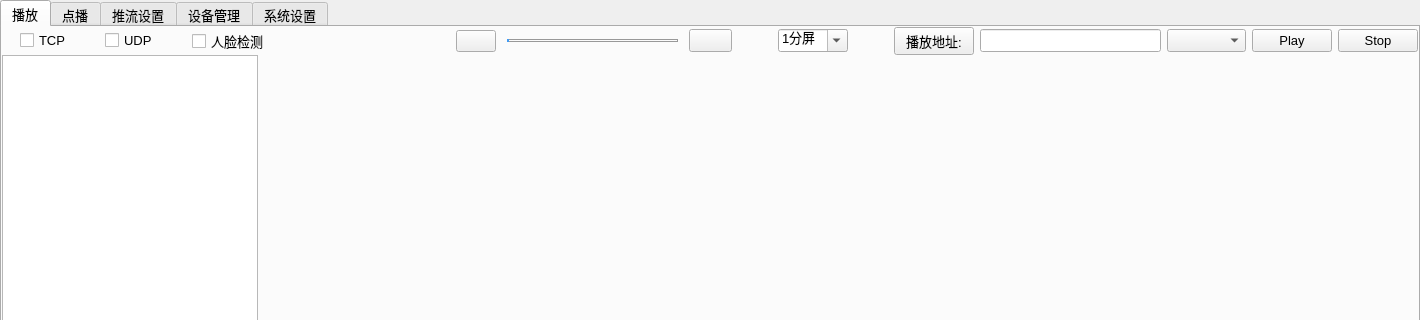
Before: the Qt Designer form mediaoption/mediaoption.ui in h1846458/mediaoption, drawn with Qt 5; both pictures show x 0 to 1420 and y 0 to 320 of the 1420 by 737 pixel window.
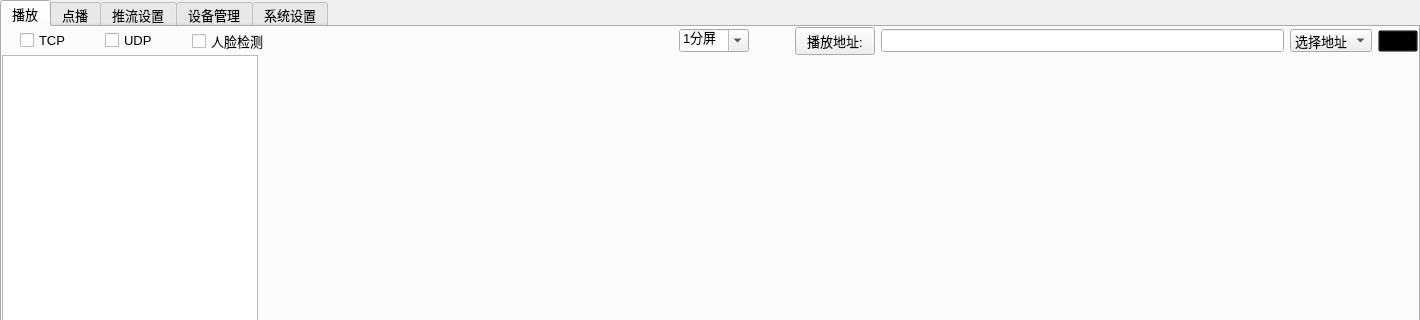
After: the same form once the commit is applied. Icons and pictures are not drawn.

Diff of the .ui file:
```diff
--- a/mediaoption/mediaoption.ui
+++ b/mediaoption/mediaoption.ui
@@ -79,7 +79,7 @@
          <number>0</number>
         </property>
         <item row="0" column="0">
-         <layout class="QHBoxLayout" name="horizontalLayout_2" stretch="0,0,0,0,0,0,1,0,1,0,0,0,0,0,1,0,0,0">
+         <layout class="QHBoxLayout" name="horizontalLayout_2" stretch="0,0,0,0,0,0,1,0,0,0,1,0,0">
           <item>
            <spacer name="horizontalSpacer_7">
             <property name="orientation">
@@ -153,83 +153,6 @@
             </property>
            </spacer>
           </item>
-          <item>
-           <widget class="QPushButton" name="pushButton_3">
-            <property name="styleSheet">
-             <string notr="true">selection-background-color: rgb(255, 251, 253);</string>
-            </property>
-            <property name="text">
-             <string/>
-            </property>
-            <property name="icon">
-             <iconset>
-              <normaloff>res/vol/jian.png</normaloff>res/vol/jian.png</iconset>
-            </property>
-           </widget>
-          </item>
-          <item>
-           <widget class="QSlider" name="horizontalSlider">
-            <property name="autoFillBackground">
-             <bool>false</bool>
-            </property>
-            <property name="styleSheet">
-             <string notr="true">QSlider{
-border-color: #bcbcbc;
-}
-QSlider::groove:horizontal {                                
-     border: 1px solid #999999;                             
-     height: 1px;                                           
-    margin: 0px 0;                                         
-     left: 5px; right: 5px; 
- }
-
-
-QSlider::handle:horizontal {                               
-     border: 0px ;                           
-     border-image:  url(:/res/vol/p.png);
-     width: 15px;                                           
-     margin: -7px -7px -7px -7px;                  
-} 
-QSlider::sub-page:horizontal{                               
- background: qlineargradient(spread:pad, x1:0, y1:1, x2:0, y2:0, stop:0 #439cf3, stop:0.25 #439cf3, stop:0.5 #439cf3, stop:1 #439cf3);                     
-}
-</string>
-            </property>
-            <property name="minimum">
-             <number>10</number>
-            </property>
-            <property name="maximum">
-             <number>100</number>
-            </property>
-            <property name="orientation">
-             <enum>Qt::Horizontal</enum>
-            </property>
-           </widget>
-          </item>
-          <item>
-           <widget class="QPushButton" name="pushButton_4">
-            <property name="text">
-             <string/>
-            </property>
-            <property name="icon">
-             <iconset>
-              <normaloff>res/vol/jia.png</normaloff>res/vol/jia.png</iconset>
-            </property>
-           </widget>
-          </item>
-          <item>
-           <spacer name="horizontalSpacer_11">
-            <property name="orientation">
-             <enum>Qt::Horizontal</enum>
-            </property>
-            <property name="sizeHint" stdset="0">
-             <size>
-              <width>40</width>
-              <height>20</height>
-             </size>
-            </property>
-           </spacer>
-          </item>
           <item>
            <widget class="QComboBox" name="comboBox">
             <property name="editable">
@@ -289,19 +212,31 @@
            <widget class="QLineEdit" name="lineEdit"/>
           </item>
           <item>
-           <widget class="QComboBox" name="comboBox_2"/>
+           <widget class="QComboBox" name="comboBox_2">
+            <item>
+             <property name="text">
+              <string>选择地址</string>
+             </property>
+            </item>
+           </widget>
           </item>
           <item>
            <widget class="QPushButton" name="pushButton">
-            <property name="text">
-             <string>Play</string>
+            <property name="styleSheet">
+             <string notr="true">QPushButton { background-color:transparent}</string>
             </property>
-           </widget>
-          </item>
-          <item>
-           <widget class="QPushButton" name="pushButton_2">
             <property name="text">
-             <string>Stop</string>
+             <string/>
+            </property>
+            <property name="icon">
+             <iconset>
+              <normaloff>res/start.jpg</normaloff>res/start.jpg</iconset>
+            </property>
+            <property name="iconSize">
+             <size>
+              <width>25</width>
+              <height>25</height>
+             </size>
             </property>
            </widget>
           </item>
```
Left out of the diff: 2 changed lines with no effect on the pictures.
